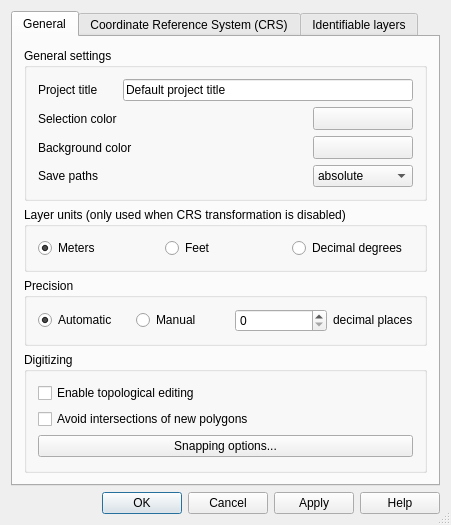
Old version of the form src/ui/qgsprojectpropertiesbase.ui in the repository qgis/QGIS.
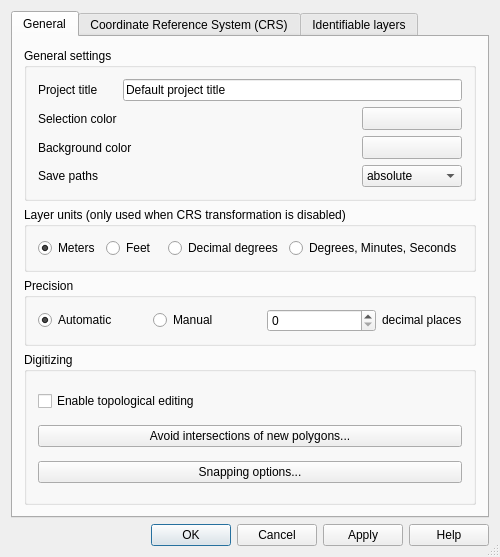
New version of the form. Custom widgets are drawn as their Qt base class.

The edit to the form file:
```diff
--- a/src/ui/qgsprojectpropertiesbase.ui
+++ b/src/ui/qgsprojectpropertiesbase.ui
@@ -1,13 +1,13 @@
 <?xml version="1.0" encoding="UTF-8"?>
 <ui version="4.0">
  <class>QgsProjectPropertiesBase</class>
- <widget class="QDialog" name="QgsProjectPropertiesBase">
-  <property name="geometry">
+ <widget class="QDialog" name="QgsProjectPropertiesBase" >
+  <property name="geometry" >
    <rect>
     <x>0</x>
     <y>0</y>
-    <width>451</width>
-    <height>515</height>
+    <width>500</width>
+    <height>557</height>
    </rect>
   </property>
   <property name="windowTitle">
@@ -19,43 +19,33 @@
   <property name="modal">
    <bool>true</bool>
   </property>
-  <layout class="QGridLayout">
-   <item row="2" column="0">
-    <widget class="QDialogButtonBox" name="buttonBox">
-     <property name="orientation">
-      <enum>Qt::Horizontal</enum>
-     </property>
-     <property name="standardButtons">
-      <set>QDialogButtonBox::Apply|QDialogButtonBox::Cancel|QDialogButtonBox::Help|QDialogButtonBox::Ok</set>
-     </property>
-    </widget>
-   </item>
-   <item row="0" column="0">
-    <widget class="QTabWidget" name="tabWidget">
-     <property name="currentIndex">
+  <layout class="QGridLayout" name="gridLayout_2" >
+   <item row="0" column="0" >
+    <widget class="QTabWidget" name="tabWidget" >
+     <property name="currentIndex" >
       <number>0</number>
      </property>
      <widget class="QWidget" name="tab1">
       <attribute name="title">
        <string>General</string>
       </attribute>
-      <layout class="QGridLayout">
-       <item row="0" column="0">
-        <widget class="QGroupBox" name="titleBox">
-         <property name="title">
+      <layout class="QGridLayout" >
+       <item row="0" column="0" >
+        <widget class="QGroupBox" name="titleBox" >
+         <property name="title" >
           <string>General settings</string>
          </property>
-         <layout class="QGridLayout">
-          <item row="0" column="0">
-           <widget class="QLabel" name="label_2">
-            <property name="text">
+         <layout class="QGridLayout" >
+          <item row="0" column="0" >
+           <widget class="QLabel" name="label_2" >
+            <property name="text" >
              <string>Project title</string>
             </property>
            </widget>
           </item>
-          <item row="0" column="1" colspan="3">
-           <widget class="QLineEdit" name="titleEdit">
-            <property name="toolTip">
+          <item row="0" column="1" colspan="3" >
+           <widget class="QLineEdit" name="titleEdit" >
+            <property name="toolTip" >
              <string>Descriptive project name</string>
             </property>
             <property name="text">
@@ -73,7 +63,7 @@
             </property>
            </widget>
           </item>
-          <item row="1" column="2">
+          <item row="1" column="2" >
            <spacer>
             <property name="orientation">
              <enum>Qt::Horizontal</enum>
@@ -89,9 +79,9 @@
             </property>
            </spacer>
           </item>
-          <item row="1" column="3">
-           <widget class="QgsColorButton" name="pbnSelectionColour">
-            <property name="minimumSize">
+          <item row="1" column="3" >
+           <widget class="QgsColorButton" name="pbnSelectionColour" >
+            <property name="minimumSize" >
              <size>
               <width>100</width>
               <height>0</height>
@@ -112,7 +102,7 @@
             </property>
            </widget>
           </item>
-          <item row="2" column="2">
+          <item row="2" column="2" >
            <spacer>
             <property name="orientation">
              <enum>Qt::Horizontal</enum>
@@ -125,9 +115,9 @@
             </property>
            </spacer>
           </item>
-          <item row="2" column="3">
-           <widget class="QgsColorButton" name="pbnCanvasColor">
-            <property name="minimumSize">
+          <item row="2" column="3" >
+           <widget class="QgsColorButton" name="pbnCanvasColor" >
+            <property name="minimumSize" >
              <size>
               <width>100</width>
               <height>0</height>
@@ -138,8 +128,8 @@
             </property>
            </widget>
           </item>
-          <item row="3" column="3">
-           <widget class="QComboBox" name="cbxAbsolutePath">
+          <item row="3" column="3" >
+           <widget class="QComboBox" name="cbxAbsolutePath" >
             <item>
              <property name="text">
               <string>absolute</string>
@@ -159,12 +149,12 @@
             </property>
            </widget>
           </item>
-          <item row="3" column="2">
-           <spacer name="horizontalSpacer">
-            <property name="orientation">
+          <item row="3" column="2" >
+           <spacer>
+            <property name="orientation" >
              <enum>Qt::Horizontal</enum>
             </property>
-            <property name="sizeHint" stdset="0">
+            <property name="sizeHint" stdset="0" >
              <size>
               <width>40</width>
               <height>20</height>
@@ -175,18 +165,15 @@
          </layout>
         </widget>
        </item>
-       <item row="1" column="0">
-        <widget class="QGroupBox" name="btnGrpMapUnits">
-         <property name="title">
+       <item row="1" column="0" >
+        <widget class="QGroupBox" name="btnGrpMapUnits" >
+         <property name="title" >
           <string>Layer units (only used when CRS transformation is disabled)</string>
          </property>
-         <layout class="QHBoxLayout">
-          <property name="margin">
-           <number>11</number>
-          </property>
-          <item>
-           <widget class="QRadioButton" name="radMeters">
-            <property name="text">
+         <layout class="QGridLayout" >
+          <item row="0" column="0" >
+           <widget class="QRadioButton" name="radMeters" >
+            <property name="text" >
              <string>Meters</string>
             </property>
             <property name="checked">
@@ -194,32 +181,39 @@
             </property>
            </widget>
           </item>
-          <item>
-           <widget class="QRadioButton" name="radFeet">
-            <property name="text">
+          <item row="0" column="1" >
+           <widget class="QRadioButton" name="radFeet" >
+            <property name="text" >
              <string>Feet</string>
             </property>
            </widget>
           </item>
-          <item>
-           <widget class="QRadioButton" name="radDecimalDegrees">
-            <property name="text">
+          <item row="0" column="2" >
+           <widget class="QRadioButton" name="radDecimalDegrees" >
+            <property name="text" >
              <string>Decimal degrees</string>
             </property>
            </widget>
           </item>
+          <item row="0" column="3" >
+           <widget class="QRadioButton" name="radDMS" >
+            <property name="text" >
+             <string>Degrees, Minutes, Seconds</string>
+            </property>
+           </widget>
+          </item>
          </layout>
         </widget>
        </item>
-       <item row="2" column="0">
-        <widget class="QGroupBox" name="btnGrpPrecision">
-         <property name="title">
+       <item row="2" column="0" >
+        <widget class="QGroupBox" name="btnGrpPrecision" >
+         <property name="title" >
           <string>Precision</string>
          </property>
-         <layout class="QGridLayout">
-          <item row="0" column="0">
-           <widget class="QRadioButton" name="radAutomatic">
-            <property name="toolTip">
+         <layout class="QGridLayout" >
+          <item row="0" column="0" >
+           <widget class="QRadioButton" name="radAutomatic" >
+            <property name="toolTip" >
              <string>Automatically sets the number of decimal places in the mouse position display</string>
             </property>
             <property name="whatsThis">
@@ -233,9 +227,9 @@
             </property>
            </widget>
           </item>
-          <item row="0" column="1">
-           <widget class="QRadioButton" name="radManual">
-            <property name="toolTip">
+          <item row="0" column="1" >
+           <widget class="QRadioButton" name="radManual" >
+            <property name="toolTip" >
              <string>Sets the number of decimal places to use for the mouse position display</string>
             </property>
             <property name="whatsThis">
@@ -246,9 +240,9 @@
             </property>
            </widget>
           </item>
-          <item row="0" column="2">
-           <widget class="QSpinBox" name="spinBoxDP">
-            <property name="toolTip">
+          <item row="0" column="2" >
+           <widget class="QSpinBox" name="spinBoxDP" >
+            <property name="toolTip" >
              <string>The number of decimal places for the manual option</string>
             </property>
             <property name="whatsThis">
@@ -256,10 +250,10 @@
             </property>
            </widget>
           </item>
-          <item row="0" column="3">
-           <widget class="QLabel" name="textLabel3">
-            <property name="sizePolicy">
-             <sizepolicy hsizetype="Fixed" vsizetype="Fixed">
+          <item row="0" column="3" >
+           <widget class="QLabel" name="textLabel3" >
+            <property name="sizePolicy" >
+             <sizepolicy vsizetype="Fixed" hsizetype="Fixed" >
               <horstretch>0</horstretch>
               <verstretch>0</verstretch>
              </sizepolicy>
@@ -272,10 +266,10 @@
          </layout>
         </widget>
        </item>
-       <item row="3" column="0">
-        <widget class="QGroupBox" name="grpDigitizing">
-         <property name="sizePolicy">
-          <sizepolicy hsizetype="Preferred" vsizetype="Expanding">
+       <item row="3" column="0" >
+        <widget class="QGroupBox" name="grpDigitizing" >
+         <property name="sizePolicy" >
+          <sizepolicy vsizetype="Expanding" hsizetype="Preferred" >
            <horstretch>0</horstretch>
            <verstretch>0</verstretch>
           </sizepolicy>
@@ -283,24 +277,24 @@
          <property name="title">
           <string>Digitizing</string>
          </property>
-         <layout class="QGridLayout">
-          <item row="0" column="0">
-           <widget class="QCheckBox" name="mEnableTopologicalEditingCheckBox">
-            <property name="text">
+         <layout class="QGridLayout" name="gridLayout" >
+          <item row="0" column="0" >
+           <widget class="QCheckBox" name="mEnableTopologicalEditingCheckBox" >
+            <property name="text" >
              <string>Enable topological editing</string>
             </property>
            </widget>
           </item>
-          <item row="1" column="0">
-           <widget class="QCheckBox" name="mAvoidIntersectionsCheckBox">
-            <property name="text">
-             <string>Avoid intersections of new polygons</string>
+          <item row="1" column="0" >
+           <widget class="QPushButton" name="mAvoidIntersectionsPushButton" >
+            <property name="text" >
+             <string>Avoid intersections of new polygons...</string>
             </property>
            </widget>
           </item>
-          <item row="2" column="0">
-           <widget class="QPushButton" name="mSnappingOptionsPushButton">
-            <property name="text">
+          <item row="2" column="0" >
+           <widget class="QPushButton" name="mSnappingOptionsPushButton" >
+            <property name="text" >
              <string>Snapping options...</string>
             </property>
            </widget>
@@ -382,9 +376,19 @@
      </widget>
     </widget>
    </item>
+   <item row="1" column="0" >
+    <widget class="QDialogButtonBox" name="buttonBox" >
+     <property name="orientation" >
+      <enum>Qt::Horizontal</enum>
+     </property>
+     <property name="standardButtons" >
+      <set>QDialogButtonBox::Apply|QDialogButtonBox::Cancel|QDialogButtonBox::Help|QDialogButtonBox::Ok</set>
+     </property>
+    </widget>
+   </item>
   </layout>
  </widget>
- <layoutdefault spacing="6" margin="11"/>
+ <layoutdefault spacing="6" margin="11" />
  <customwidgets>
   <customwidget>
    <class>QgsColorButton</class>
```
Left out of the diff: 147 changed lines with no effect on the pictures.
